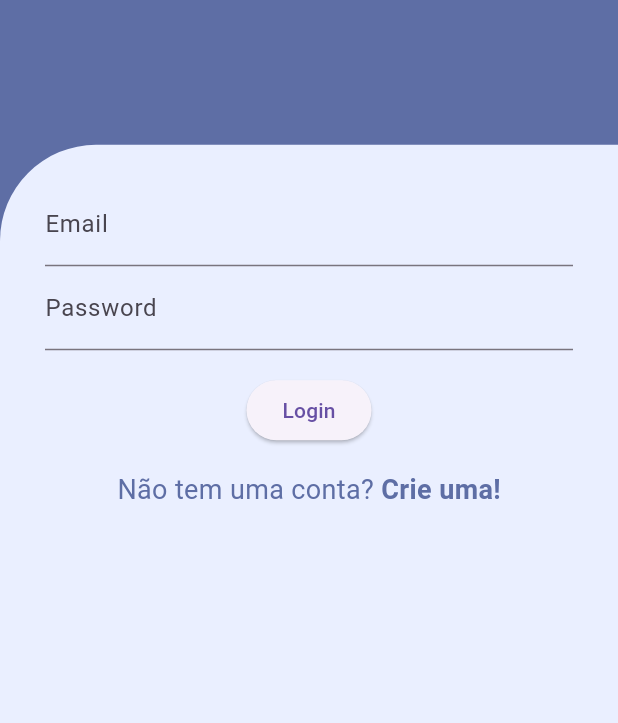
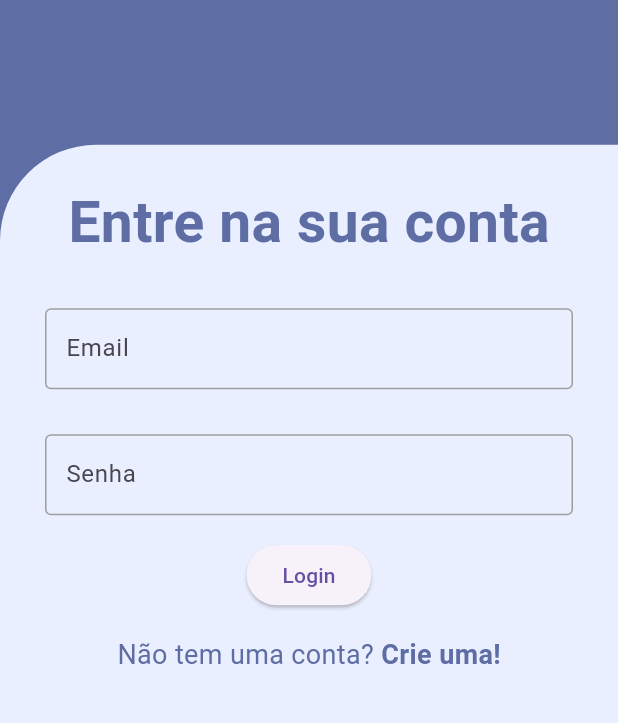
Before and after one commit to Gabs-Devs/LuzMed, a Flutter app: the screen it shows after launch, after a tap on "Entre nela!", on a phone screen of 412 x 824 dp, the part 226-949 px from its top. Run offline on Flutter 3.47's test engine with Material 3 defaults, Android fonts, the phone set to English and light mode, and no system bars; our stand-ins replace firebase_auth, firebase_core, google_nav_bar; accounts and stored records are empty; network calls fail.

Commit message:
Update login.dart

```diff
--- a/lib/views/login.dart
+++ b/lib/views/login.dart
@@ -60,17 +60,50 @@ class Login extends StatelessWidget {
                   child: Column(
                     mainAxisAlignment: MainAxisAlignment.spaceBetween,
                     children: [
+                      Text(
+                        "Entre na sua conta",
+                        style: TextStyle(
+                            fontSize: 38,
+                            color: Color.fromRGBO(94, 110, 165, 50),
+                            fontWeight: FontWeight.bold),
+                      ),
+                      SizedBox(height: 30,),
                       TextField(
                         controller: emailController,
-                        decoration: const InputDecoration(
-                          labelText: 'Email',
-                        ),
+                        decoration: InputDecoration(
+                              labelText: 'Email',
+                              border: OutlineInputBorder(),
+                              focusedBorder: OutlineInputBorder(
+                                borderSide: BorderSide(
+                                    color: Theme.of(context).primaryColor,
+                                    width: 2.0),
+                              ),
+                              enabledBorder: OutlineInputBorder(
+                                borderSide:
+                                    BorderSide(color: Colors.grey, width: 1.0),
+                              ),
+                              contentPadding: const EdgeInsets.symmetric(
+                                  vertical: 15, horizontal: 10),
+                            ),
                       ),
+                      SizedBox(height: 30),
                       TextField(
                         controller: passwordController,
-                        decoration: const InputDecoration(
-                          labelText: 'Password',
-                        ),
+                        decoration: InputDecoration(
+                              labelText: 'Senha',
+                              border: OutlineInputBorder(),
+                              focusedBorder: OutlineInputBorder(
+                                borderSide: BorderSide(
+                                    color: Theme.of(context).primaryColor,
+                                    width: 2.0),
+                              ),
+                              enabledBorder: OutlineInputBorder(
+                                borderSide:
+                                    BorderSide(color: Colors.grey, width: 1.0),
+                              ),
+                              contentPadding: const EdgeInsets.symmetric(
+                                  vertical: 15, horizontal: 10),
+                            ),
                         obscureText: true,
                       ),
                       const SizedBox(height: 16.0),
```
